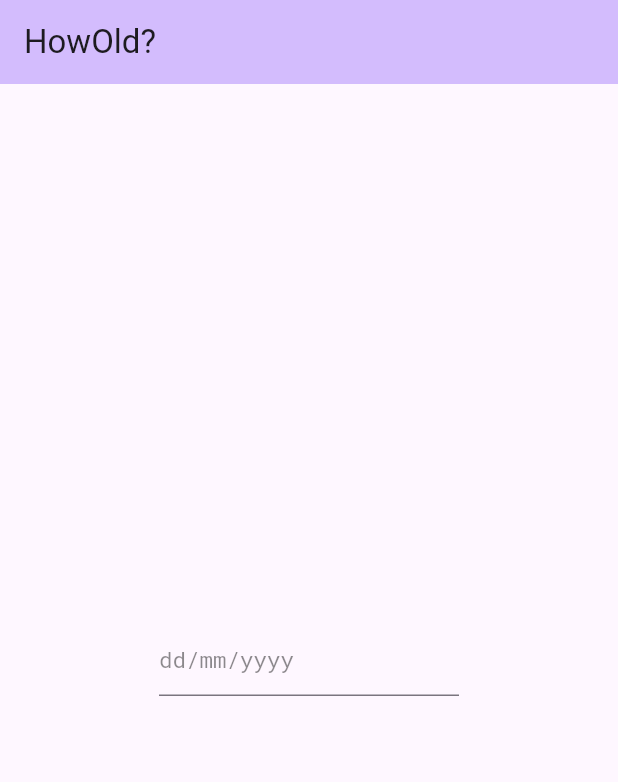
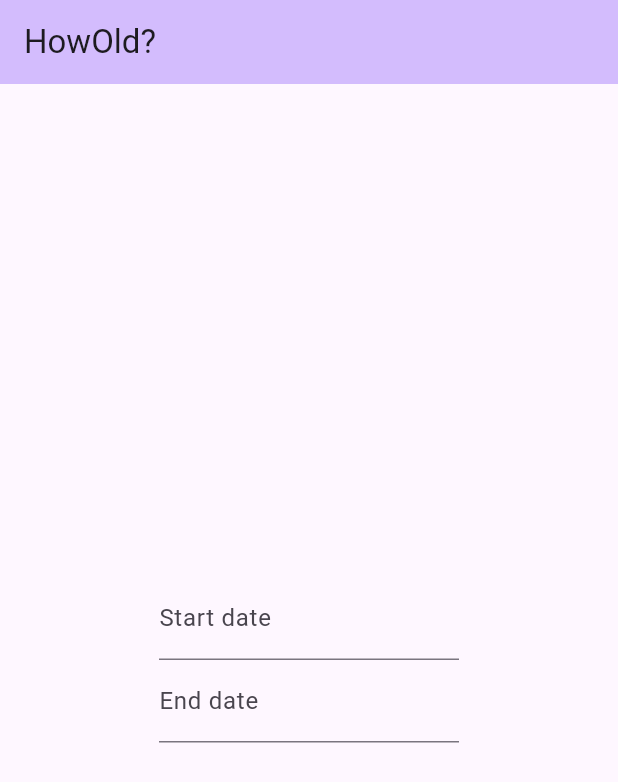
Before and after one commit to Zorgatone/how-old-flutter, a Flutter app: the screen it shows after launch, on a phone screen of 412 x 824 dp. Shown: the top 782 px of the screen. Run offline on Flutter 3.47's test engine with Material 3 defaults, Android fonts, the phone set to English and light mode, and no system bars.

Commit message:
Label text, invalid field state and cleanup

```diff
--- a/lib/date_mask.dart
+++ b/lib/date_mask.dart
@@ -6,6 +6,7 @@ class DateMask extends TextInputFormatter {
     TextEditingValue oldValue,
     TextEditingValue newValue,
   ) {
+    // TODO: automatically fix input text
     return newValue;
   }
 }
--- a/lib/pages/home_page.dart
+++ b/lib/pages/home_page.dart
@@ -16,7 +16,10 @@ class HomePage extends StatelessWidget {
         child: Center(
           child: Column(
             mainAxisAlignment: MainAxisAlignment.center,
-            children: <Widget>[SizedBox(width: 200, child: DateField())],
+            children: <Widget>[
+              SizedBox(width: 200, child: DateField(labelText: 'Start date')),
+              SizedBox(width: 200, child: DateField(labelText: 'End date')),
+            ],
           ),
         ),
       ),
--- a/lib/widgets/date_field.dart
+++ b/lib/widgets/date_field.dart
@@ -1,5 +1,3 @@
-import 'dart:math';
-
 import 'package:flutter/material.dart';
 import 'package:how_old/date_mask.dart';
 
@@ -15,7 +13,9 @@ const _inputTextStyle = TextStyle(
 const dateFormatHint = 'dd/mm/yyyy';
 
 class DateField extends StatefulWidget {
-  const DateField({super.key});
+  const DateField({super.key, this.labelText});
+
+  final String? labelText;
 
   @override
   State<StatefulWidget> createState() => _DateFieldState();
@@ -24,30 +24,59 @@ class DateField extends StatefulWidget {
 class _DateFieldState extends State<DateField> {
   final _editingController = TextEditingController();
   final _hintTextStyle = _inputTextStyle.copyWith(color: Colors.black45);
+  final _focusNode = FocusNode();
+
+  var isValid = true;
+  var isFocused = false;
+  var textValue = '';
+
+  @override
+  void initState() {
+    super.initState();
+
+    _focusNode.addListener(() {
+      setState(() {
+        isFocused = _focusNode.hasFocus;
+      });
+    });
+  }
 
   @override
   Widget build(BuildContext context) {
+    final regexp = RegExp(r'\d{2}/\d{2}/\d{4,}'); // TODO: check this
+    isValid = textValue.isEmpty || regexp.hasMatch(textValue);
+
+    final labelText = widget.labelText;
+
     return Stack(
       children: [
         TextField(
           controller: _editingController,
+          focusNode: _focusNode,
           onChanged: (text) {
-            setState(() {});
+            setState(() {
+              textValue = text;
+            });
           },
           keyboardType: const TextInputType.numberWithOptions(),
           inputFormatters: [DateMask()],
           decoration: InputDecoration(
+            labelText: labelText,
             hintText: dateFormatHint,
             hintStyle: _hintTextStyle,
+            errorText: isValid ? null : 'Invalid date',
           ),
           style: _inputTextStyle,
         ),
-        Positioned(
-          left:
-              _boundingTextSize(_editingController.text, _inputTextStyle).width,
-          top: 12.5,
-          child: Visibility(
-            visible: _editingController.text.isNotEmpty,
+        Visibility(
+          visible: !isValid && _editingController.text.isNotEmpty && isFocused,
+          child: Positioned(
+            left:
+                _boundingTextSize(
+                  _editingController.text,
+                  _inputTextStyle,
+                ).width,
+            top: labelText != null && labelText.isNotEmpty ? 24 : 12.5,
             child: Text(
               _editingController.text.length >= dateFormatHint.length
                   ? ''
@@ -58,6 +87,15 @@ class _DateFieldState extends State<DateField> {
         ),
       ],
     );
+
+    // ignore: dead_code
+    @override
+    // ignore: unused_element
+    void dispose() {
+      _editingController.dispose();
+      _focusNode.dispose();
+      super.dispose();
+    }
   }
 
   static Size _boundingTextSize(
```
Also changed, not shown: cspell.json (added, +7 -0 lines), 1 other file.
